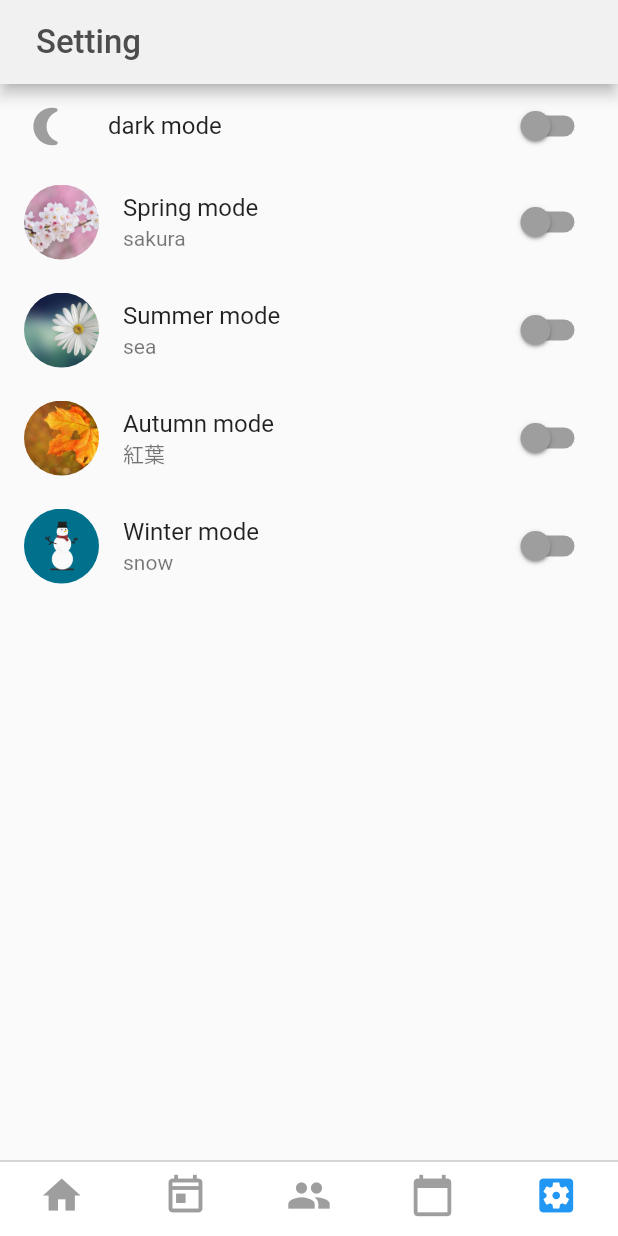
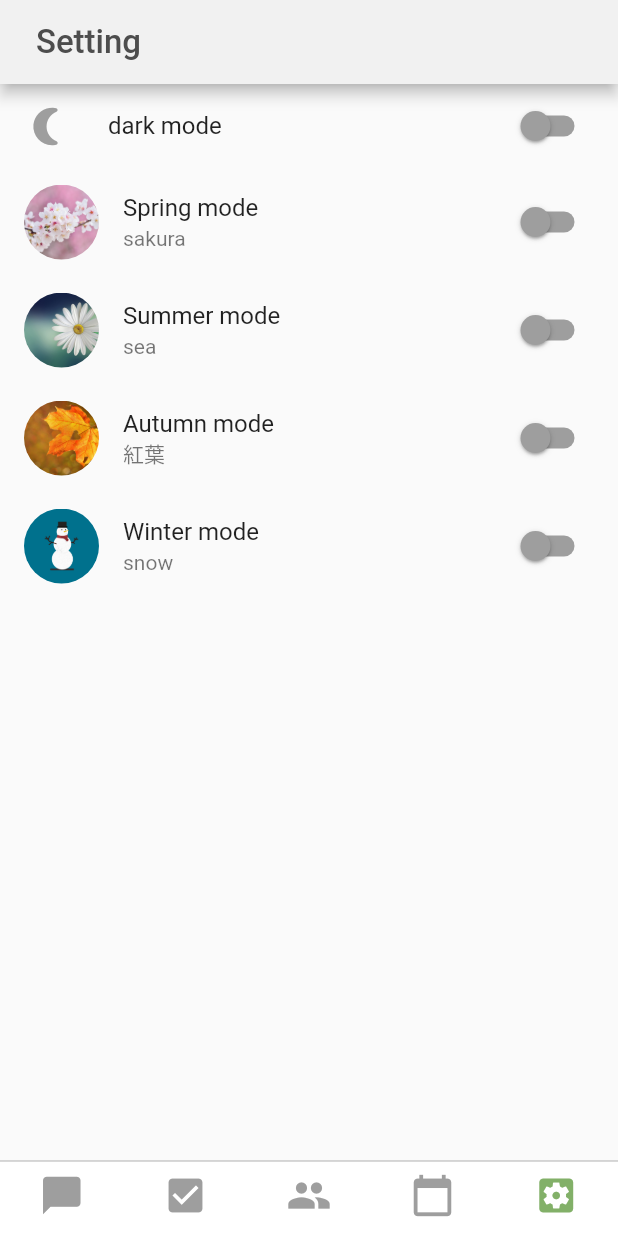
Before and after one commit to kabigon-li/flutter-practice, a Flutter app: the screen it shows after launch, item 5 of the bottom bar chosen, on a phone screen of 412 x 824 dp. Run offline on Flutter 3.47's test engine with Material 2 defaults, Android fonts, the phone set to English and light mode, and no system bars; our stand-ins replace flutter_calendar_carousel, fluttertoast, image_picker, sqflite; accounts and stored records are empty; Roboto replaces fonts that are missing (iconfont).

Commit message:
update: tab icon color fixed

```diff
--- a/lib/tab/tab.dart
+++ b/lib/tab/tab.dart
@@ -1,5 +1,6 @@
 import 'package:flutter/material.dart';
 import 'package:flutter/cupertino.dart';
+import 'package:wechat_like_memo/constant/constants.dart';
 import 'package:wechat_like_memo/pages/calender.dart';
 import 'package:wechat_like_memo/route/route.dart';
 import 'package:wechat_like_memo/tab/todotoday.dart';
@@ -56,22 +57,22 @@ class _TabScreenState extends State<TabScreen> {
         items: <BottomNavigationBarItem>[
           BottomNavigationBarItem(
             icon: const Icon(
-              Icons.home,
+              Icons.chat_bubble ,
               color: Colors.grey,
             ),
             activeIcon: Icon(
-              Icons.home,
-              color: Colors.blue,
+              Icons.chat_bubble,
+              color: buttonColor,
             ),
           ),
           BottomNavigationBarItem(
             icon: const Icon(
-              Icons.today_outlined,
+            Icons.check_box,
               color: Colors.grey,
             ),
             activeIcon: Icon(
-              Icons.today_outlined,
-              color: Colors.blue,
+              Icons.check_box,
+              color: buttonColor,
             ),
           ),
           BottomNavigationBarItem(
@@ -81,7 +82,7 @@ class _TabScreenState extends State<TabScreen> {
             ),
             activeIcon: Icon(
               Icons.people,
-              color: Colors.blue,
+              color: buttonColor,
             ),
           ),
           BottomNavigationBarItem(
@@ -91,7 +92,7 @@ class _TabScreenState extends State<TabScreen> {
             ),
             activeIcon: Icon(
               Icons.calendar_today,
-              color: Colors.blue,
+              color: buttonColor,
             ),
           ),
           BottomNavigationBarItem(
@@ -101,7 +102,7 @@ class _TabScreenState extends State<TabScreen> {
             ),
             activeIcon: Icon(
               Icons.settings_applications,
-              color: Colors.blue,
+              color: buttonColor,
             ),
           ),
 
```
